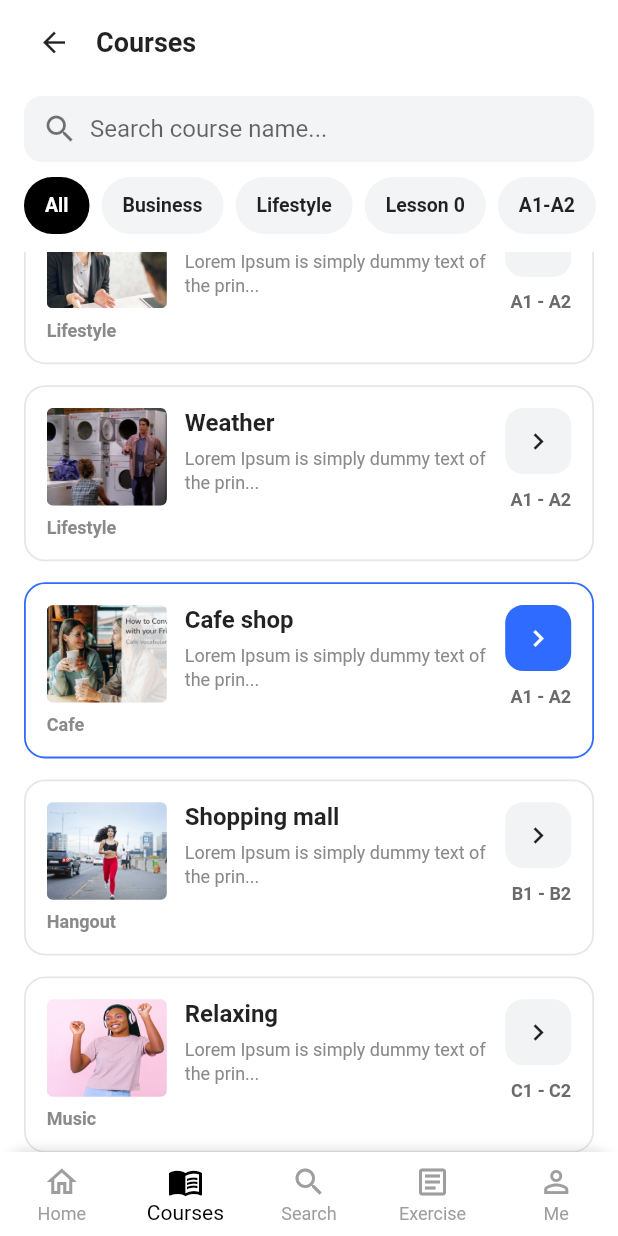
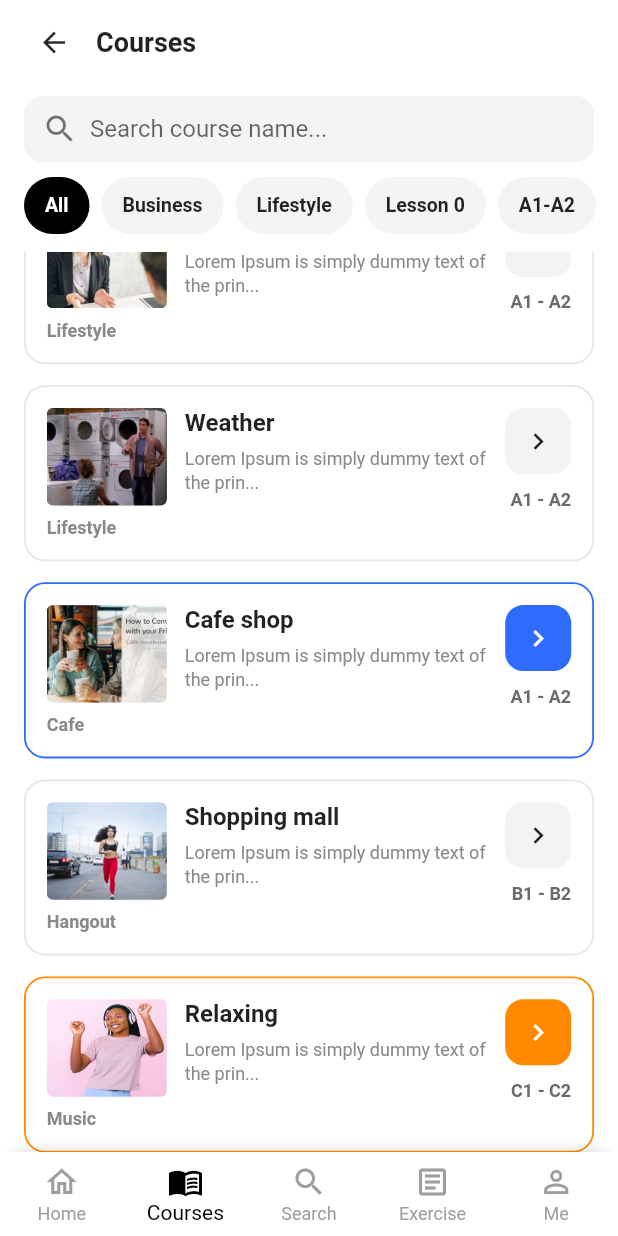
Before and after one commit to DinhHieu2004/study_e_flutter, a Flutter app: the screen it shows after launch, item 2 of the bottom bar chosen, scrolled down 174 dp, on a phone screen of 412 x 824 dp. Run offline on Flutter 3.47's test engine with Material 3 defaults, Android fonts, the phone set to English and light mode, and no system bars; our stand-ins replace flutter_riverpod.

Commit message:
refactor: course card change type to status

```diff
--- a/lib/pages/courses_page.dart
+++ b/lib/pages/courses_page.dart
@@ -23,7 +23,7 @@ class _CoursesPageState extends State<CoursesPage> {
       title: "In Court",
       description: "Lorem Ipsum is simply dummy text of the prin...",
       level: "A1 - A2",
-      isActive: false,
+      status: CourseCardStatus.normal,
     ),
     _CourseData(
       imagePath: "assets/imgs/business.png",
@@ -31,8 +31,7 @@ class _CoursesPageState extends State<CoursesPage> {
       title: "Sport",
       description: "Lorem Ipsum is simply dummy text of the prin...",
       level: "A1 - A2",
-      actionIcon: Icons.play_arrow_rounded,
-      isActive: false,
+      status: CourseCardStatus.normal,
     ),
     _CourseData(
       imagePath: "assets/imgs/film.png",
@@ -40,7 +39,7 @@ class _CoursesPageState extends State<CoursesPage> {
       title: "Weather",
       description: "Lorem Ipsum is simply dummy text of the prin...",
       level: "A1 - A2",
-      isActive: false,
+      status: CourseCardStatus.normal,
     ),
     _CourseData(
       imagePath: "assets/imgs/cafe.png",
@@ -48,7 +47,7 @@ class _CoursesPageState extends State<CoursesPage> {
       title: "Cafe shop",
       description: "Lorem Ipsum is simply dummy text of the prin...",
       level: "A1 - A2",
-      isActive: true,
+      status: CourseCardStatus.activePrimary,
     ),
     _CourseData(
       imagePath: "assets/imgs/hangout.png",
@@ -56,7 +55,7 @@ class _CoursesPageState extends State<CoursesPage> {
       title: "Shopping mall",
       description: "Lorem Ipsum is simply dummy text of the prin...",
       level: "B1 - B2",
-      isActive: false,
+      status: CourseCardStatus.normal,
     ),
     _CourseData(
       imagePath: "assets/imgs/music.png",
@@ -64,7 +63,7 @@ class _CoursesPageState extends State<CoursesPage> {
       title: "Relaxing",
       description: "Lorem Ipsum is simply dummy text of the prin...",
       level: "C1 - C2",
-      isActive: false,
+      status: CourseCardStatus.activeSecondary,
     ),
   ];
 
@@ -153,9 +152,7 @@ class _CoursesPageState extends State<CoursesPage> {
                     level: c.level,
                     actionIcon: c.actionIcon,
                     onTap: () {},
-                    status: c.isActive
-                        ? CourseCardStatus.active
-                        : CourseCardStatus.normal,
+                    status: c.status,
                   );
                 },
               ),
@@ -272,7 +269,7 @@ class _CourseData {
   final String description;
   final String level;
   final IconData actionIcon;
-  final bool isActive;
+  final CourseCardStatus status;
 
   const _CourseData({
     required this.imagePath,
@@ -281,6 +278,6 @@ class _CourseData {
     required this.description,
     required this.level,
     this.actionIcon = Icons.chevron_right,
-    this.isActive = false,
+    this.status = CourseCardStatus.normal,
   });
 }
--- a/lib/widgets/courses/course_list_item.dart
+++ b/lib/widgets/courses/course_list_item.dart
@@ -1,6 +1,6 @@
 import 'package:flutter/material.dart';
 
-enum CourseCardStatus { normal, active }
+enum CourseCardStatus { normal, activePrimary, activeSecondary }
 
 class CourseListItem extends StatelessWidget {
   final String imagePath;
@@ -28,11 +28,27 @@ class CourseListItem extends StatelessWidget {
   Widget build(BuildContext context) {
     const textGrey = Color(0xFF8A8A8A);
 
-    final bool isActive = status == CourseCardStatus.active;
-
-    final Color borderColor = isActive ? const Color(0xFF2F6BFF) : const Color(0xFFE6E6E6);
-    final Color actionBgColor = isActive ? const Color(0xFF2F6BFF) : const Color(0xFFF2F3F5);
-    final Color actionIconColor = isActive ? Colors.white : Colors.black87;
+    final (
+      Color borderColor,
+      Color actionBgColor,
+      Color actionIconColor,
+    ) = switch (status) {
+      CourseCardStatus.activePrimary => (
+        const Color(0xFF2F6BFF),
+        const Color(0xFF2F6BFF),
+        Colors.white,
+      ),
+      CourseCardStatus.activeSecondary => (
+        const Color(0xFFFF8A00),
+        const Color(0xFFFF8A00),
+        Colors.white,
+      ),
+      CourseCardStatus.normal => (
+        const Color(0xFFE6E6E6),
+        const Color(0xFFF2F3F5),
+        Colors.black87,
+      ),
+    };
 
     return Container(
       padding: const EdgeInsets.all(14),
@@ -116,11 +132,7 @@ class CourseListItem extends StatelessWidget {
                     color: actionBgColor,
                     borderRadius: BorderRadius.circular(12),
                   ),
-                  child: Icon(
-                    actionIcon,
-                    size: 22,
-                    color: actionIconColor,
-                  ),
+                  child: Icon(actionIcon, size: 22, color: actionIconColor),
                 ),
               ),
               const SizedBox(height: 10),
```
